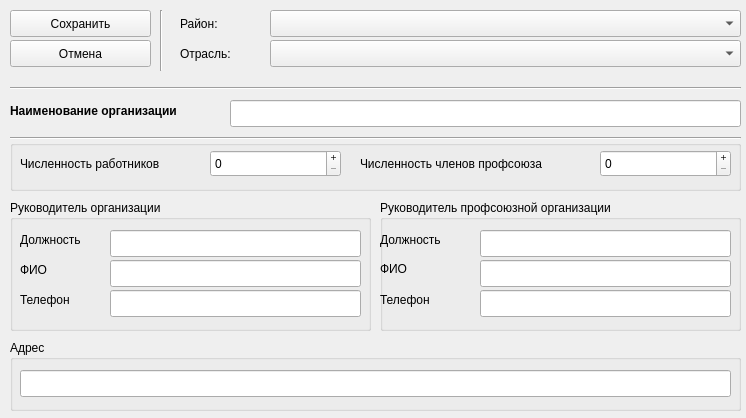
This is Forms/DoDataForm.ui in ylubyanoy/RefBOOOP as Qt 5 draws it before an edit. The edited form follows.
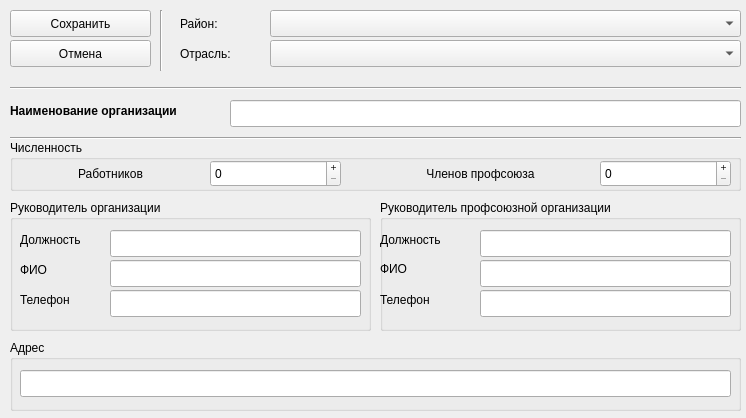
This is the edited form.

Commit message: Немного поправил дизайн

What changed in the file:
```diff
--- a/Forms/DoDataForm.ui
+++ b/Forms/DoDataForm.ui
@@ -166,39 +166,45 @@
     </rect>
    </property>
    <property name="title">
-    <string/>
+    <string>Численность</string>
    </property>
    <widget class="QLabel" name="labelProfs">
     <property name="geometry">
      <rect>
       <x>350</x>
-      <y>10</y>
+      <y>20</y>
       <width>241</width>
       <height>27</height>
      </rect>
     </property>
     <property name="text">
-     <string>Численность членов профсоюза</string>
+     <string>Членов профсоюза</string>
+    </property>
+    <property name="alignment">
+     <set>Qt::AlignCenter</set>
     </property>
    </widget>
    <widget class="QLabel" name="labelWorkers">
     <property name="geometry">
      <rect>
       <x>10</x>
-      <y>10</y>
+      <y>20</y>
       <width>181</width>
       <height>27</height>
      </rect>
     </property>
     <property name="text">
-     <string>Численность работников</string>
+     <string>Работников</string>
+    </property>
+    <property name="alignment">
+     <set>Qt::AlignCenter</set>
     </property>
    </widget>
    <widget class="QSpinBox" name="sbWorkers">
     <property name="geometry">
      <rect>
       <x>200</x>
-      <y>10</y>
+      <y>20</y>
       <width>131</width>
       <height>27</height>
      </rect>
@@ -454,7 +460,7 @@
    <property name="geometry">
     <rect>
      <x>600</x>
-     <y>150</y>
+     <y>160</y>
      <width>131</width>
      <height>27</height>
     </rect>
```
